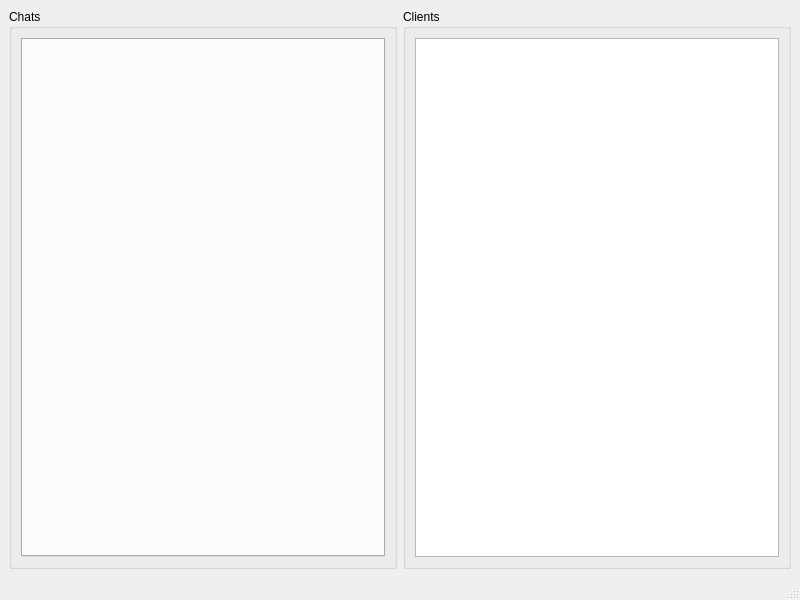
KrHaXon/KOMUNIKATOR, file mainwindow.ui: the form before one commit.
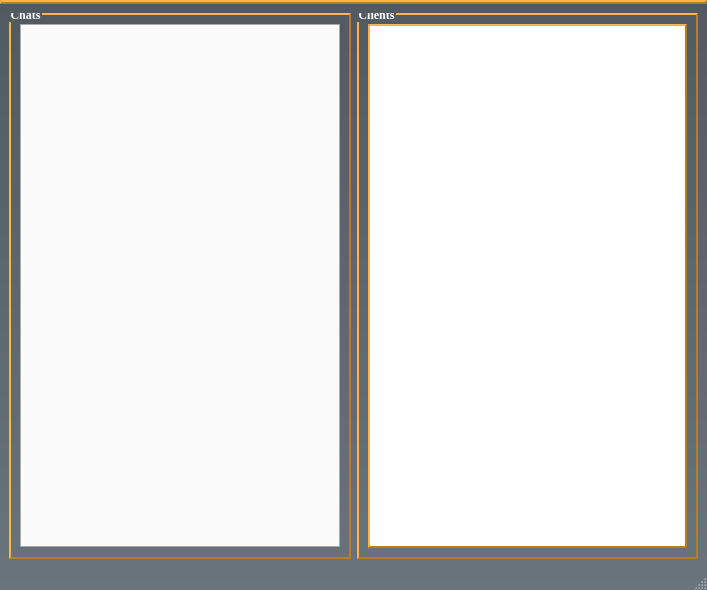
The form after the commit.

Diff of the .ui file:
```diff
--- a/mainwindow.ui
+++ b/mainwindow.ui
@@ -6,13 +6,68 @@
    <rect>
     <x>0</x>
     <y>0</y>
-    <width>800</width>
-    <height>600</height>
+    <width>707</width>
+    <height>590</height>
    </rect>
   </property>
   <property name="windowTitle">
    <string>Server</string>
   </property>
+  <property name="styleSheet">
+   <string notr="true">QTextEdit, QListWidget, QListView{
+border-width: 2px;
+     border-style: outset;
+     border-color: #b87c23;
+}
+QLabel, QPushButton, QLineEdit{
+ font-family: times, Times New Roman, times-roman, georgia, serif;
+    color: white;
+    margin: 0;
+    padding: 0px 0px 0px 0px;
+    letter-spacing: 0px;
+    font-weight: bold;
+}
+QMainWindow{
+    background-color: qlineargradient(spread:pad, x1:0, y1:0, x2:0, y2:1, stop:0 #525a61, stop:1 #6a747d);
+}
+QPushButton{
+border-width: 2px;
+     border-style: outset;
+     border-color: #61f2b7;
+     background-color: #2fc286;
+}
+
+
+QGroupBox, QLineEdit, QMenuBar{
+    border-width: 2px;
+    border-style: outset;
+    border-color: #b87c23;
+    font-family: times, Times New Roman, times-roman, georgia, serif;
+    color: black;
+    margin: 0;
+    padding: 0px 0px 0px 0px;
+    letter-spacing: 0px;
+    font-weight: bold;
+
+}
+QGroupBox::title{
+     font-family: times, Times New Roman, times-roman, georgia, serif;
+    color: white;
+    margin: 0;
+    padding: 0px 0px 0px 0px;
+    letter-spacing: 0px;
+    font-weight: bold;
+    subcontrol-origin: margin;
+    bottom: 5px;
+}
+
+QSplitter::handle{
+background:transparent;
+}
+QSplitter::handle:hover{
+cursor: default;
+}</string>
+  </property>
   <widget class="QWidget" name="centralwidget">
    <layout class="QHBoxLayout" name="horizontalLayout">
     <item>
@@ -46,8 +101,8 @@
     <rect>
      <x>0</x>
      <y>0</y>
-     <width>800</width>
-     <height>21</height>
+     <width>707</width>
+     <height>24</height>
     </rect>
    </property>
   </widget>
```
